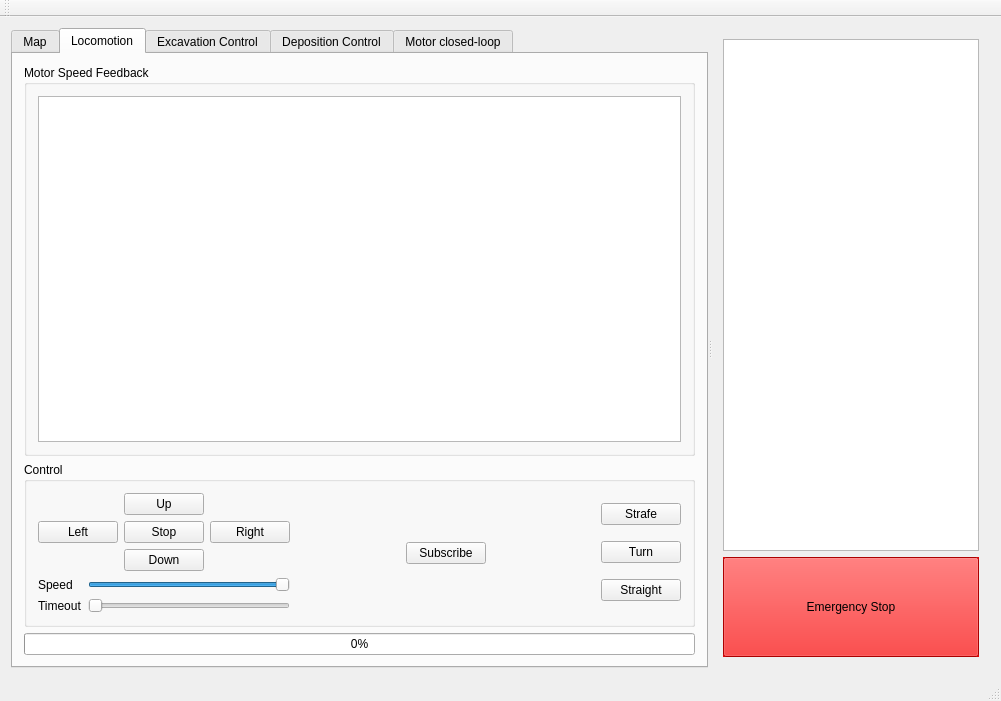
This is client/mainwindow.ui in CWRUbotix/NASA-RMC-2017 as Qt 5 draws it before an edit. The edited form follows.
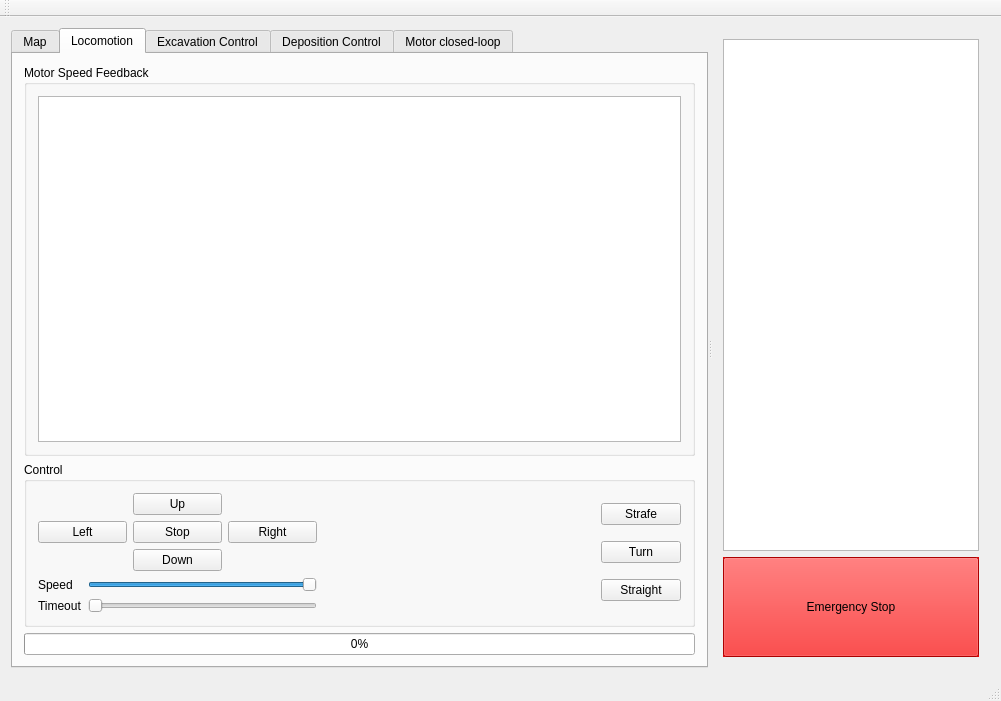
This is the edited form.

Commit message: Subscribe on init

The edit to the form file:
```diff
--- a/client/mainwindow.ui
+++ b/client/mainwindow.ui
@@ -204,26 +204,6 @@
               </property>
              </spacer>
             </item>
-            <item>
-             <widget class="QPushButton" name="pushButton_Subscribe">
-              <property name="text">
-               <string>Subscribe</string>
-              </property>
-             </widget>
-            </item>
-            <item>
-             <spacer name="horizontalSpacer_5">
-              <property name="orientation">
-               <enum>Qt::Horizontal</enum>
-              </property>
-              <property name="sizeHint" stdset="0">
-               <size>
-                <width>40</width>
-                <height>20</height>
-               </size>
-              </property>
-             </spacer>
-            </item>
             <item>
              <layout class="QVBoxLayout" name="verticalLayout_4">
               <item>
```
The commit also changes 3 other files.
